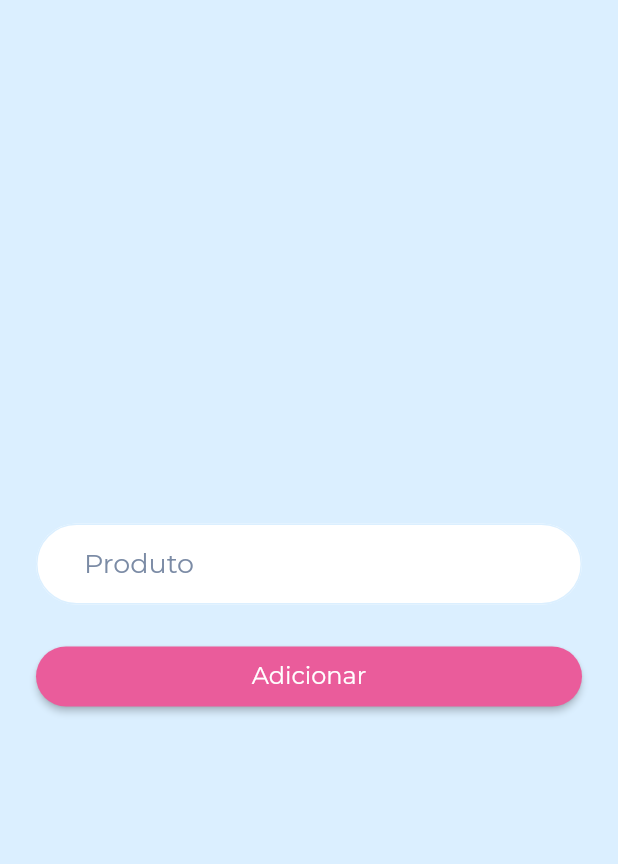
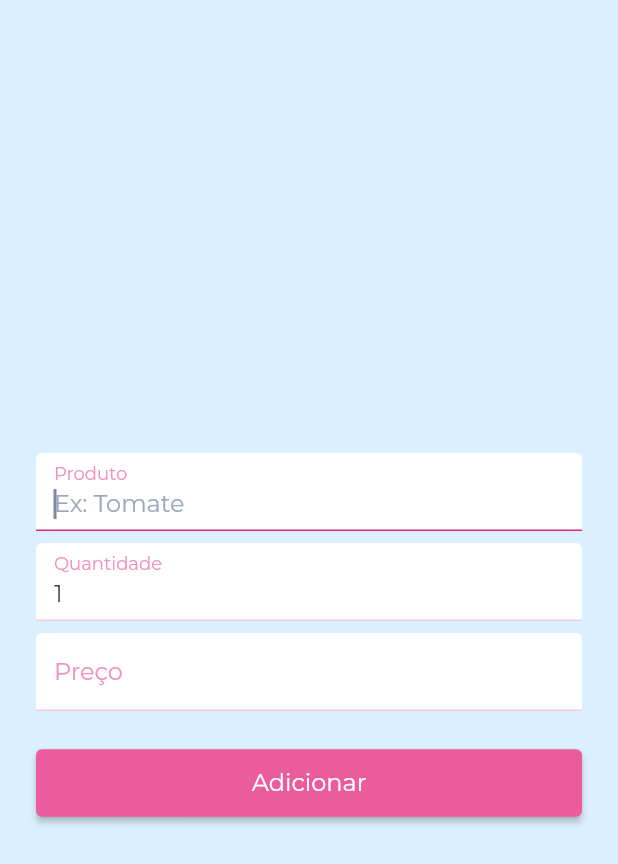
Before and after one commit to ViniciusPii/market-list-getx-flutter, a Flutter app: the screen it shows after launch, after a tap on an icon or button, on a phone screen of 412 x 824 dp. Shown: the top 864 px of the screen. Run offline on Flutter 3.47's test engine with Material 2 defaults, Android fonts, the phone set to English and light mode, and no system bars; our stand-ins replace cloud_firestore, firebase_core, flutter_slidable, font_awesome_flutter, google_fonts; accounts and stored records are empty.

Commit message:
firebase e form add adicionado

```diff
--- /dev/null
+++ b/lib/components/text_input_component.dart
@@ -0,0 +1,52 @@
+import 'package:flutter/material.dart';
+import 'package:flutter/services.dart';
+import 'package:market_list/theme/app_colors.dart';
+import 'package:market_list/theme/app_fonts.dart';
+
+class TextInputComponent extends StatelessWidget {
+  const TextInputComponent({
+    Key? key,
+    required this.label,
+    required this.hint,
+    this.controller,
+    this.formatters,
+    this.type = TextInputType.text,
+    this.validators,
+  }) : super(key: key);
+
+  final TextEditingController? controller;
+  final String label;
+  final String? hint;
+  final List<TextInputFormatter>? formatters;
+  final TextInputType type;
+  final String? Function(String?)? validators;
+
+  @override
+  Widget build(BuildContext context) {
+    return TextFormField(
+      controller: controller,
+      style: AppFonts.size_3(),
+      decoration: InputDecoration(
+        fillColor: AppColors.white,
+        filled: true,
+        isDense: true,
+        labelText: label,
+        labelStyle: AppFonts.size_3(color: AppColors.pink[300]),
+        hintText: hint,
+        hintStyle: AppFonts.size_3(color: AppColors.neutral[400]),
+        enabledBorder: UnderlineInputBorder(
+          borderSide: BorderSide(color: AppColors.pink[200]!),
+        ),
+        focusedBorder: UnderlineInputBorder(
+          borderSide: BorderSide(color: AppColors.pink),
+        ),
+      ),
+      autovalidateMode: AutovalidateMode.onUserInteraction,
+      validator: validators,
+      textCapitalization: TextCapitalization.sentences,
+      keyboardType: type,
+      autofocus: true,
+      inputFormatters: formatters,
+    );
+  }
+}
--- a/lib/pages/forms/form_page.dart
+++ b/lib/pages/forms/form_page.dart
@@ -1,9 +1,13 @@
 import 'package:flutter/material.dart';
+import 'package:flutter/services.dart';
+import 'package:market_list/components/text_input_component.dart';
 import 'package:market_list/models/product_model.dart';
 import 'package:market_list/repositories/product_list_repository.dart';
 import 'package:market_list/theme/app_colors.dart';
 import 'package:market_list/theme/app_dimension.dart';
 import 'package:market_list/theme/app_fonts.dart';
+import 'package:market_list/utils/masks/currency_mask_formatter.dart';
+import 'package:market_list/utils/validators/form_validators.dart';
 import 'package:provider/provider.dart';
 
 class FormPage extends StatefulWidget {
@@ -15,6 +19,17 @@ class FormPage extends StatefulWidget {
 
 class _FormPageState extends State<FormPage> {
   final GlobalKey<FormState> _form = GlobalKey<FormState>();
+  final TextEditingController _productEC = TextEditingController();
+  final TextEditingController _quantityEC = TextEditingController(text: '1');
+  final TextEditingController _priceEC = TextEditingController();
+
+  @override
+  void dispose() {
+    _productEC.dispose();
+    _quantityEC.dispose();
+    _priceEC.dispose();
+    super.dispose();
+  }
 
   @override
   Widget build(BuildContext context) {
@@ -30,56 +45,57 @@ class _FormPageState extends State<FormPage> {
             child: Form(
               key: _form,
               child: Column(
-                crossAxisAlignment: CrossAxisAlignment.center,
-                mainAxisAlignment: MainAxisAlignment.center,
+                crossAxisAlignment: CrossAxisAlignment.start,
                 children: <Widget>[
-                  TextFormField(
-                    decoration: InputDecoration(
-                      fillColor: AppColors.white,
-                      filled: true,
-                      isDense: true,
-                      contentPadding:
-                          const EdgeInsets.only(left: AppDimension.dm_32, top: AppDimension.dm_32),
-                      border: const OutlineInputBorder(),
-                      hintText: 'Produto',
-                      hintStyle: AppFonts.size_4(color: AppColors.neutral[500]),
-                      disabledBorder: OutlineInputBorder(
-                        borderRadius: BorderRadius.circular(AppDimension.dm_32),
-                        borderSide: BorderSide(color: AppColors.celeste[200]!),
+                  const SizedBox(height: AppDimension.dm_24),
+                  TextInputComponent(
+                    label: 'Produto',
+                    hint: 'Ex: Tomate',
+                    formatters: <TextInputFormatter>[
+                      FilteringTextInputFormatter.allow(
+                        RegExp('[A-Za-záàâãéèêíïóôõöúçñÁÀÂÃÉÈÍÏÓÔÕÖÚÇÑ ]+|s'),
                       ),
-                      enabledBorder: OutlineInputBorder(
-                        borderRadius: BorderRadius.circular(AppDimension.dm_32),
-                        borderSide: BorderSide(color: AppColors.celeste[200]!),
+                    ],
+                    validators: FormValidators.checkNotEmptyProductName,
+                    controller: _productEC,
                   ),
-                      focusedBorder: OutlineInputBorder(
-                        borderRadius: BorderRadius.circular(AppDimension.dm_32),
-                        borderSide: BorderSide(color: AppColors.celeste[200]!),
+                  const SizedBox(height: AppDimension.dm_8),
+                  TextInputComponent(
+                    label: 'Quantidade',
+                    hint: 'Ex: 1',
+                    formatters: <TextInputFormatter>[
+                      FilteringTextInputFormatter.digitsOnly,
+                    ],
+                    type: TextInputType.number,
+                    validators: FormValidators.checkAmount,
+                    controller: _quantityEC,
                   ),
-                    ),
+                  const SizedBox(height: AppDimension.dm_8),
+                  TextInputComponent(
+                    label: 'Preço',
+                    hint: 'Ex: R\$ 2,50',
+                    formatters: <TextInputFormatter>[
+                      FilteringTextInputFormatter.digitsOnly,
+                      CurrencyMaskFormatter(),
+                    ],
+                    type: TextInputType.number,
+                    validators: FormValidators.checkPrice,
+                    controller: _priceEC,
                   ),
                   const SizedBox(height: AppDimension.dm_24),
                   Consumer<ProductListRepository>(
                     builder: (_, ProductListRepository productListRepository, __) {
-                      return ElevatedButton(
-                        onPressed: () async {
-                          await productListRepository.save(
-                            ProductModel(
-                              productName: 'productName',
-                              price: 5,
-                              quantity: 1,
-                              fullPrice: 5,
-                              timestamp: DateTime.now(),
+                      return productListRepository.isLoading
+                          ? Center(
+                              child: CircularProgressIndicator(
+                                color: AppColors.pink[400],
                               ),
-                          );
-
-                          Navigator.pop(context);
-                        },
+                            )
+                          : ElevatedButton(
+                              onPressed: () => _saveProduct(productListRepository),
                               child: const Text('Adicionar'),
                               style: ElevatedButton.styleFrom(
                                 primary: AppColors.pink[400],
-                          shape: RoundedRectangleBorder(
-                            borderRadius: BorderRadius.circular(AppDimension.dm_32),
-                          ),
                                 textStyle: AppFonts.size_3(),
                               ),
                             );
@@ -93,4 +109,26 @@ class _FormPageState extends State<FormPage> {
       ),
     );
   }
+
+  Future<void> _saveProduct(ProductListRepository productListRepository) async {
+    if (_form.currentState!.validate()) {
+      final String productName = _productEC.text.trim();
+      final double price = CurrencyMaskFormatter.unMaskFormatted(_priceEC.text);
+      final int quantity = int.parse(_quantityEC.text);
+      final double fullPrice = ProductModel.changeFullPrice(price, quantity);
+      final DateTime timestamp = DateTime.now();
+
+      await productListRepository.save(
+        ProductModel(
+          productName: productName,
+          price: price,
+          quantity: quantity,
+          fullPrice: fullPrice,
+          timestamp: timestamp,
+        ),
+      );
+
+      Navigator.pop(context);
     }
+  }
+}
--- a/lib/pages/home/home_page.dart
+++ b/lib/pages/home/home_page.dart
@@ -30,15 +30,15 @@ class _HomePageState extends State<HomePage> {
               vertical: AppDimension.dm_16,
               horizontal: AppDimension.dm_24,
             ),
-            child: Consumer<ProductListRepository>(
-              builder: (_, ProductListRepository productListRepository, __) {
-                return Column(
-                  children: <Widget>[
-                    _buildHeader(),
-                    _buildView(productListRepository),
-                  ],
-                );
-              },
+            child: Column(
+              children: <Widget>[
+                _buildHeader(),
+                Consumer<ProductListRepository>(
+                  builder: (_, ProductListRepository productListRepository, __) {
+                    return _buildView(productListRepository);
+                  },
+                )
+              ],
             ),
           ),
         ),
@@ -232,9 +232,7 @@ class _HomePageState extends State<HomePage> {
                         color: Colors.transparent,
                         icon: FontAwesomeIcons.trashAlt,
                         foregroundColor: AppColors.pink[400],
-                        onTap: () async {
-                          await productListRepository.remove(product);
-                        },
+                        onTap: () async => await productListRepository.remove(product),
                       ),
                     ],
                   ),
--- a/lib/repositories/product_list_repository.dart
+++ b/lib/repositories/product_list_repository.dart
@@ -8,6 +8,7 @@ class ProductListRepository extends ChangeNotifier {
   }
 
   List<ProductModel> _productList = <ProductModel>[];
+
   final CollectionReference<Map<String, dynamic>> _productCL =
       FirebaseFirestore.instance.collection('products');
 
@@ -15,8 +16,9 @@ class ProductListRepository extends ChangeNotifier {
 
   bool isLoading = false;
 
-  bool _isLoading() {
-    return isLoading = !isLoading;
+  void _isLoading() {
+    isLoading = !isLoading;
+    notifyListeners();
   }
 
   Future<void> readAll() async {
@@ -28,67 +30,33 @@ class ProductListRepository extends ChangeNotifier {
     final List<ProductModel> _newProductList = <ProductModel>[];
 
     for (final QueryDocumentSnapshot<Map<String, dynamic>> doc in snapshot.docs) {
-      final ProductModel _product = ProductModel(
-        id: doc['id'].toString(),
-        productName: doc['productName'].toString(),
-        quantity: int.parse(doc['quantity'].toString()),
-        price: double.parse(doc['price'].toString()),
-        fullPrice: double.parse(doc['fullPrice'].toString()),
-        timestamp: DateTime.parse(doc['timestamp'].toDate().toString()),
-      );
+      final ProductModel _product = ProductModel.fromDocument(doc);
       _newProductList.add(_product);
       _productList = <ProductModel>[..._newProductList];
     }
 
     _isLoading();
-    notifyListeners();
   }
 
   Future<void> save(ProductModel product) async {
     _isLoading();
-    notifyListeners();
-
-    final String id = _productCL.doc().id;
-
-    final Map<String, dynamic> productData = <String, dynamic>{
-      'id': id,
-      'productName': product.productName,
-      'quantity': product.quantity,
-      'price': product.price,
-      'fullPrice': ProductModel.changeFullPrice(
-        product.price,
-        product.quantity,
-      ),
-      'timestamp': DateTime.now(),
-    };
-
-    await _productCL.doc(id).set(productData);
-
+    await _productCL.doc().set(product.toJson());
     _isLoading();
     await readAll();
-    notifyListeners();
   }
 
   Future<void> remove(ProductModel product) async {
     _isLoading();
-    notifyListeners();
-
     await _productCL.doc(product.id).delete();
     _productList.remove(product);
-
     _isLoading();
-    notifyListeners();
   }
 
-  int listAmountsCalculate() {
-    return _productList
-        .map((ProductModel product) => product.quantity)
-        .reduce((int firstValue, int lastValue) => firstValue + lastValue);
-  }
+  int listAmountsCalculate() => _productList
+      .map((ProductModel product) => product.quantity)
+      .reduce((int firstValue, int lastValue) => firstValue + lastValue);
 
-  double listFullPriceCalculate() {
-    return _productList
-        .map((ProductModel product) => product.fullPrice)
-        .reduce((double firstValue, double lastValue) => firstValue + lastValue);
-  }
+  double listFullPriceCalculate() => _productList
+      .map((ProductModel product) => product.fullPrice)
+      .reduce((double firstValue, double lastValue) => firstValue + lastValue);
 }
--- a/lib/theme/app_theme.dart
+++ b/lib/theme/app_theme.dart
@@ -11,7 +11,7 @@ class AppTheme {
   final MaterialColor _primary = AppColors.neutral;
   final Color _accent = AppColors.pink[400]!;
 
-  static const double _buttonHeight = 40;
+  static const double _buttonHeight = 45;
 
   ThemeData get defaultTheme => ThemeData(
         primarySwatch: _primary,
```
Also changed, not shown: lib/models/product_model.dart (+23 -1 lines), lib/utils/masks/currency_mask_formatter.dart (added, +25 -0 lines), lib/utils/validators/form_validators.dart (added, +25 -0 lines). Lines whose indentation alone changed are shown as unchanged.
